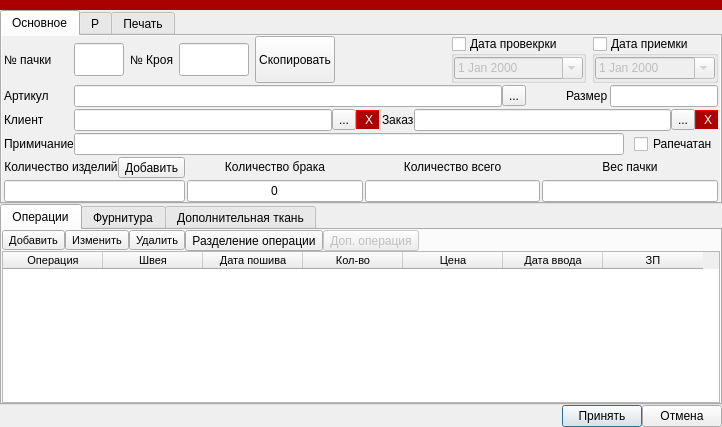
This is ui/pack.ui in Meller008/CRM-Avi as Qt 5 draws it before an edit. The edited form follows.
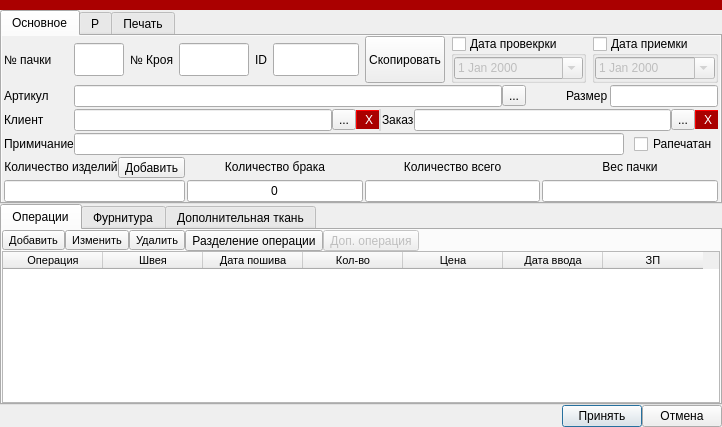
This is the edited form.

The edit to the form file:
```diff
--- a/ui/pack.ui
+++ b/ui/pack.ui
@@ -631,7 +631,7 @@
         </layout>
        </item>
        <item row="0" column="1">
-        <layout class="QHBoxLayout" name="horizontalLayout_4" stretch="1,0,1,0,10,0,0">
+        <layout class="QHBoxLayout" name="horizontalLayout_4" stretch="1,0,1,0,0,0,10,0,0">
          <property name="spacing">
           <number>6</number>
          </property>
@@ -680,6 +680,32 @@
            </property>
           </widget>
          </item>
+         <item>
+          <widget class="QLabel" name="label_27">
+           <property name="text">
+            <string>ID</string>
+           </property>
+          </widget>
+         </item>
+         <item>
+          <widget class="QLineEdit" name="le_id_pack">
+           <property name="minimumSize">
+            <size>
+             <width>70</width>
+             <height>33</height>
+            </size>
+           </property>
+           <property name="styleSheet">
+            <string notr="true">font: 75 12pt &quot;Tahoma&quot;;</string>
+           </property>
+           <property name="text">
+            <string/>
+           </property>
+           <property name="readOnly">
+            <bool>true</bool>
+           </property>
+          </widget>
+         </item>
          <item>
           <widget class="QPushButton" name="pb_copy">
            <property name="sizePolicy">
```
